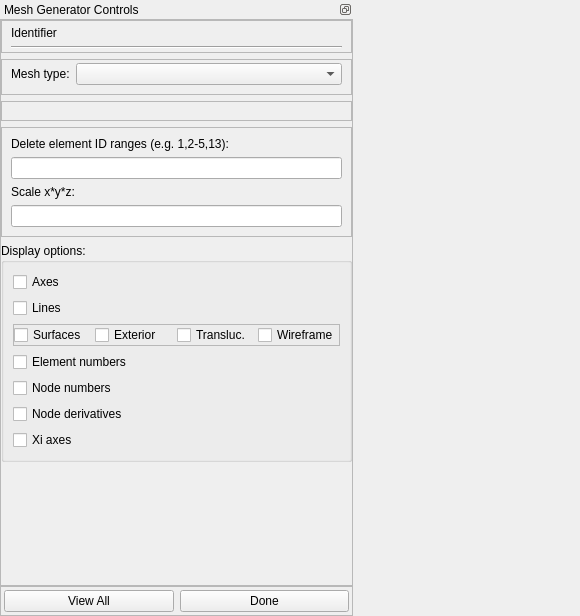
Before: the Qt Designer form mapclientplugins/meshgeneratorstep/qt/meshgeneratorwidget.ui in mlin865/mapclientplugins.scaffoldcreator, drawn with Qt 5.
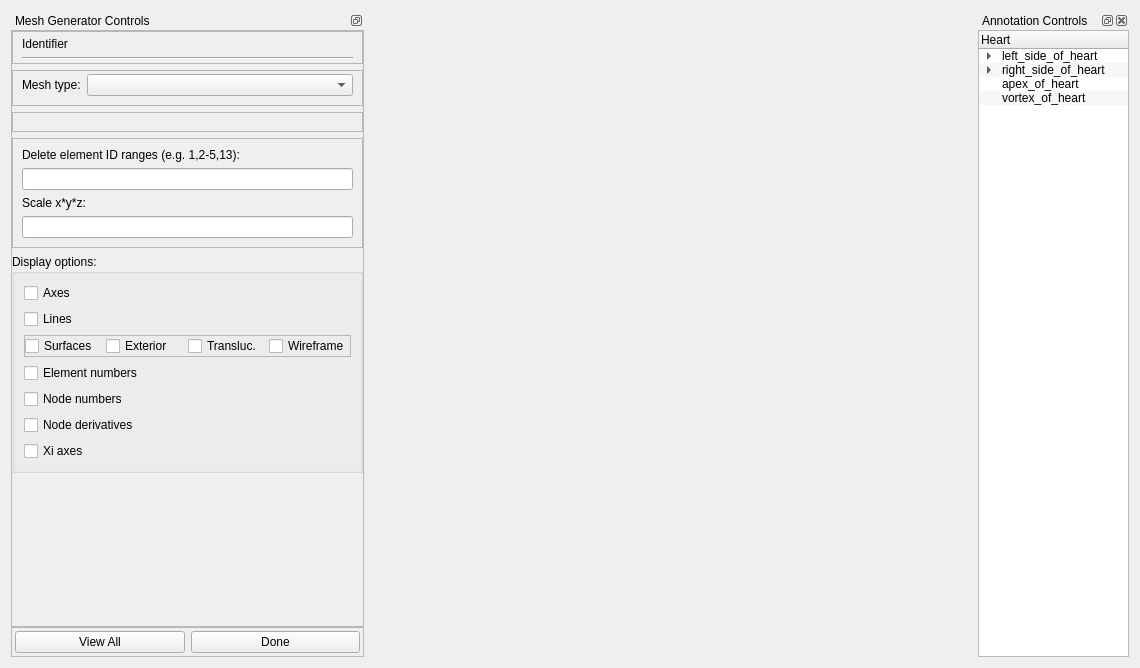
After: the same form once the commit is applied. Custom widgets are drawn as their Qt base class.

Commit message: Add annotation control widget to control the selection of elements in the heart model.

Patch:
```diff
--- a/mapclientplugins/meshgeneratorstep/qt/meshgeneratorwidget.ui
+++ b/mapclientplugins/meshgeneratorstep/qt/meshgeneratorwidget.ui
@@ -6,8 +6,8 @@
    <rect>
     <x>0</x>
     <y>0</y>
-    <width>580</width>
-    <height>616</height>
+    <width>1140</width>
+    <height>668</height>
    </rect>
   </property>
   <property name="sizePolicy">
@@ -20,12 +20,6 @@
    <string>Form</string>
   </property>
   <layout class="QHBoxLayout" name="horizontalLayout">
-   <property name="spacing">
-    <number>0</number>
-   </property>
-   <property name="margin">
-    <number>0</number>
-   </property>
    <item>
     <widget class="QDockWidget" name="dockWidget">
      <property name="sizePolicy">
@@ -88,8 +82,8 @@
            <rect>
             <x>0</x>
             <y>0</y>
-            <width>364</width>
-            <height>531</height>
+            <width>351</width>
+            <height>595</height>
            </rect>
           </property>
           <property name="sizePolicy">
@@ -381,6 +375,100 @@
      </property>
     </widget>
    </item>
+   <item>
+    <widget class="QDockWidget" name="dockWidget_AnnotationControls">
+     <property name="sizePolicy">
+      <sizepolicy hsizetype="Preferred" vsizetype="Expanding">
+       <horstretch>1</horstretch>
+       <verstretch>0</verstretch>
+      </sizepolicy>
+     </property>
+     <property name="windowTitle">
+      <string>Annotation Controls</string>
+     </property>
+     <widget class="QWidget" name="dockWidgetContents_2">
+      <layout class="QVBoxLayout" name="verticalLayout_5">
+       <property name="spacing">
+        <number>0</number>
+       </property>
+       <property name="margin">
+        <number>0</number>
+       </property>
+       <item>
+        <widget class="QTreeWidget" name="treeWidgetAnnotation">
+         <property name="alternatingRowColors">
+          <bool>true</bool>
+         </property>
+         <property name="selectionMode">
+          <enum>QAbstractItemView::MultiSelection</enum>
+         </property>
+         <column>
+          <property name="text">
+           <string>Heart</string>
+          </property>
+         </column>
+         <item>
+          <property name="text">
+           <string extracomment="FMA_7166">left_side_of_heart</string>
+          </property>
+          <property name="flags">
+           <set>ItemIsSelectable|ItemIsDragEnabled|ItemIsUserCheckable|ItemIsEnabled|ItemIsTristate</set>
+          </property>
+          <item>
+           <property name="text">
+            <string>ventricle</string>
+           </property>
+          </item>
+          <item>
+           <property name="text">
+            <string>atrium</string>
+           </property>
+          </item>
+          <item>
+           <property name="text">
+            <string>auricle</string>
+           </property>
+          </item>
+         </item>
+         <item>
+          <property name="text">
+           <string extracomment="FMA_7165">right_side_of_heart</string>
+          </property>
+          <property name="flags">
+           <set>ItemIsSelectable|ItemIsDragEnabled|ItemIsUserCheckable|ItemIsEnabled|ItemIsTristate</set>
+          </property>
+          <item>
+           <property name="text">
+            <string>ventricle</string>
+           </property>
+          </item>
+          <item>
+           <property name="text">
+            <string>atrium</string>
+           </property>
+          </item>
+          <item>
+           <property name="text">
+            <string>auricle</string>
+           </property>
+          </item>
+         </item>
+         <item>
+          <property name="text">
+           <string>apex_of_heart</string>
+          </property>
+         </item>
+         <item>
+          <property name="text">
+           <string>vortex_of_heart</string>
+          </property>
+         </item>
+        </widget>
+       </item>
+      </layout>
+     </widget>
+    </widget>
+   </item>
   </layout>
  </widget>
  <customwidgets>
```
The commit also changes 6 other files.
